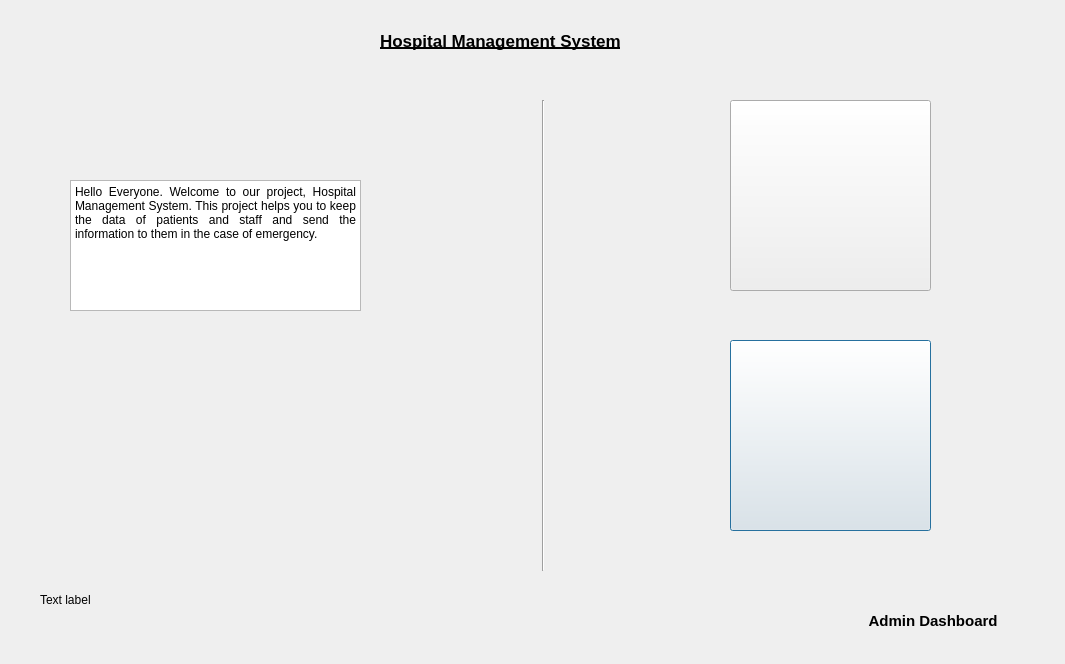
Above: Sqlite_DB/Patientsinfo.ui from AnishBharati/Qt-HMS before the change. Below: the same form after it.
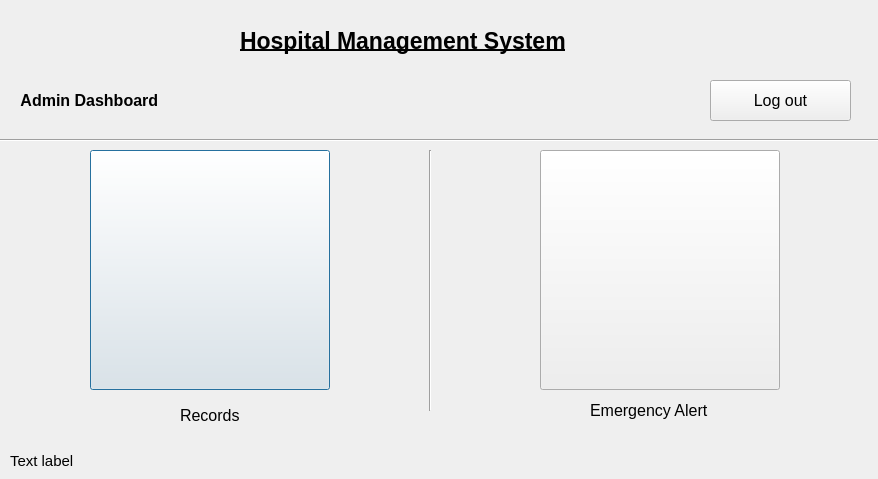
That is the form after the change. Icons and pictures are not drawn.

```diff
--- a/Sqlite_DB/Patientsinfo.ui
+++ b/Sqlite_DB/Patientsinfo.ui
@@ -6,8 +6,8 @@
    <rect>
     <x>0</x>
     <y>0</y>
-    <width>1065</width>
-    <height>664</height>
+    <width>878</width>
+    <height>479</height>
    </rect>
   </property>
   <property name="windowTitle">
@@ -16,12 +16,17 @@
   <widget class="QLabel" name="label_sec_status">
    <property name="geometry">
     <rect>
-     <x>40</x>
-     <y>590</y>
-     <width>63</width>
-     <height>20</height>
+     <x>10</x>
+     <y>450</y>
+     <width>181</width>
+     <height>21</height>
     </rect>
    </property>
+   <property name="font">
+    <font>
+     <pointsize>11</pointsize>
+    </font>
+   </property>
    <property name="text">
     <string>Text label</string>
    </property>
@@ -29,15 +34,15 @@
   <widget class="QLabel" name="label_4">
    <property name="geometry">
     <rect>
-     <x>380</x>
+     <x>240</x>
      <y>20</y>
-     <width>341</width>
+     <width>401</width>
      <height>41</height>
     </rect>
    </property>
    <property name="font">
     <font>
-     <pointsize>13</pointsize>
+     <pointsize>17</pointsize>
      <bold>true</bold>
      <underline>true</underline>
     </font>
@@ -46,49 +51,18 @@
     <string>Hospital Management System</string>
    </property>
   </widget>
-  <widget class="Line" name="line">
-   <property name="geometry">
-    <rect>
-     <x>533</x>
-     <y>100</y>
-     <width>20</width>
-     <height>471</height>
-    </rect>
-   </property>
-   <property name="orientation">
-    <enum>Qt::Vertical</enum>
-   </property>
-  </widget>
-  <widget class="QTextBrowser" name="textBrowser">
-   <property name="geometry">
-    <rect>
-     <x>70</x>
-     <y>180</y>
-     <width>291</width>
-     <height>131</height>
-    </rect>
-   </property>
-   <property name="html">
-    <string>&lt;!DOCTYPE HTML PUBLIC &quot;-//W3C//DTD HTML 4.0//EN&quot; &quot;http://www.w3.org/TR/REC-html40/strict.dtd&quot;&gt;
-&lt;html&gt;&lt;head&gt;&lt;meta name=&quot;qrichtext&quot; content=&quot;1&quot; /&gt;&lt;meta charset=&quot;utf-8&quot; /&gt;&lt;style type=&quot;text/css&quot;&gt;
-p, li { white-space: pre-wrap; }
-hr { height: 1px; border-width: 0; }
-&lt;/style&gt;&lt;/head&gt;&lt;body style=&quot; font-family:'Segoe UI'; font-size:9pt; font-weight:400; font-style:normal;&quot;&gt;
-&lt;p align=&quot;justify&quot; style=&quot; margin-top:0px; margin-bottom:0px; margin-left:0px; margin-right:0px; -qt-block-indent:0; text-indent:0px;&quot;&gt;Hello Everyone. Welcome to our project, Hospital Management System. This project helps you to keep the data of patients and staff and send the information to them in the case of emergency. &lt;/p&gt;&lt;/body&gt;&lt;/html&gt;</string>
-   </property>
-  </widget>
   <widget class="QLabel" name="label">
    <property name="geometry">
     <rect>
-     <x>840</x>
-     <y>610</y>
-     <width>201</width>
-     <height>21</height>
+     <x>-10</x>
+     <y>80</y>
+     <width>231</width>
+     <height>41</height>
     </rect>
    </property>
    <property name="font">
     <font>
-     <pointsize>11</pointsize>
+     <pointsize>12</pointsize>
      <bold>true</bold>
     </font>
    </property>
@@ -99,10 +73,10 @@
   <widget class="QPushButton" name="pushButtonrecord">
    <property name="geometry">
     <rect>
-     <x>730</x>
-     <y>340</y>
-     <width>201</width>
-     <height>191</height>
+     <x>90</x>
+     <y>150</y>
+     <width>240</width>
+     <height>240</height>
     </rect>
    </property>
    <property name="autoFillBackground">
@@ -117,8 +91,8 @@
    </property>
    <property name="iconSize">
     <size>
-     <width>150</width>
-     <height>150</height>
+     <width>200</width>
+     <height>200</height>
     </size>
    </property>
    <property name="shortcut">
@@ -140,10 +114,10 @@
   <widget class="QPushButton" name="pushButton">
    <property name="geometry">
     <rect>
-     <x>730</x>
-     <y>100</y>
-     <width>201</width>
-     <height>191</height>
+     <x>540</x>
+     <y>150</y>
+     <width>240</width>
+     <height>240</height>
     </rect>
    </property>
    <property name="text">
@@ -155,11 +129,91 @@
    </property>
    <property name="iconSize">
     <size>
-     <width>150</width>
-     <height>150</height>
+     <width>200</width>
+     <height>200</height>
     </size>
    </property>
   </widget>
+  <widget class="Line" name="line">
+   <property name="geometry">
+    <rect>
+     <x>420</x>
+     <y>150</y>
+     <width>20</width>
+     <height>261</height>
+    </rect>
+   </property>
+   <property name="orientation">
+    <enum>Qt::Vertical</enum>
+   </property>
+  </widget>
+  <widget class="QLabel" name="label_2">
+   <property name="geometry">
+    <rect>
+     <x>180</x>
+     <y>390</y>
+     <width>91</width>
+     <height>51</height>
+    </rect>
+   </property>
+   <property name="font">
+    <font>
+     <pointsize>12</pointsize>
+    </font>
+   </property>
+   <property name="text">
+    <string>Records</string>
+   </property>
+  </widget>
+  <widget class="QLabel" name="label_3">
+   <property name="geometry">
+    <rect>
+     <x>590</x>
+     <y>390</y>
+     <width>171</width>
+     <height>41</height>
+    </rect>
+   </property>
+   <property name="font">
+    <font>
+     <pointsize>12</pointsize>
+    </font>
+   </property>
+   <property name="text">
+    <string>Emergency Alert</string>
+   </property>
+  </widget>
+  <widget class="QPushButton" name="pushButton_2">
+   <property name="geometry">
+    <rect>
+     <x>710</x>
+     <y>80</y>
+     <width>141</width>
+     <height>41</height>
+    </rect>
+   </property>
+   <property name="font">
+    <font>
+     <pointsize>12</pointsize>
+    </font>
+   </property>
+   <property name="text">
+    <string>Log out</string>
+   </property>
+  </widget>
+  <widget class="Line" name="line_2">
+   <property name="geometry">
+    <rect>
+     <x>-10</x>
+     <y>130</y>
+     <width>891</width>
+     <height>20</height>
+    </rect>
+   </property>
+   <property name="orientation">
+    <enum>Qt::Horizontal</enum>
+   </property>
+  </widget>
  </widget>
  <resources>
   <include location="img.qrc"/>
```
